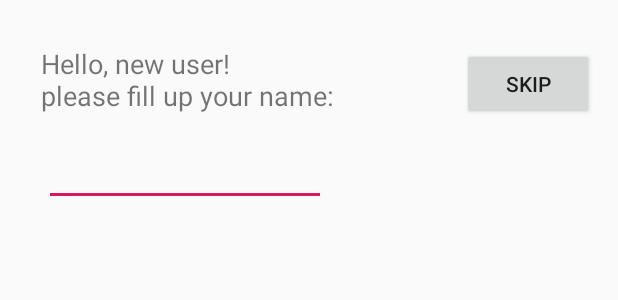
After one commit to noamRoditi/Post-PC, an Android app: the layout activity_configure_name.xml on its own in the app's theme, with its tools: preview values and no code run, on a phone screen of 412 x 824 dp. The commit adds this screen. Shown: the top 300 px of the screen. Run offline under Robolectric (Android 15) with nearby library versions, the phone set to English and light mode, and no system bars.

Commit message:
added all changed files for ex5

```diff
--- a/app/build.gradle
+++ b/app/build.gradle
@@ -28,8 +28,8 @@ dependencies {
     androidTestImplementation 'com.android.support.test.espresso:espresso-core:3.0.2'
     implementation 'com.android.support:design:28.0.0'
     implementation 'com.android.support:recyclerview-v7:28.0.0'
-    annotationProcessor  "android.arch.persistence.room:compiler:1.1.1"
-    implementation  "android.arch.persistence.room:runtime:1.1.1"
+    annotationProcessor "android.arch.persistence.room:compiler:1.1.1"
+    implementation "android.arch.persistence.room:runtime:1.1.1"
     implementation 'com.google.firebase:firebase-firestore:18.2.0'
 }
 apply plugin: 'com.google.gms.google-services'
--- a/app/src/main/AndroidManifest.xml
+++ b/app/src/main/AndroidManifest.xml
@@ -1,6 +1,7 @@
 <?xml version="1.0" encoding="utf-8"?>
 <manifest xmlns:android="http://schemas.android.com/apk/res/android"
     package="com.example.ex1">
+
     <application
         android:allowBackup="true"
         android:icon="@mipmap/ic_launcher"
@@ -8,13 +9,15 @@
         android:roundIcon="@mipmap/ic_launcher_round"
         android:supportsRtl="true"
         android:theme="@style/AppTheme">
-        <activity android:name=".MainActivity">
+        <activity android:name=".MessageDetailsActivity"></activity>
+        <activity android:name=".ConfigureNameActivity">
             <intent-filter>
                 <action android:name="android.intent.action.MAIN" />
 
                 <category android:name="android.intent.category.LAUNCHER" />
             </intent-filter>
         </activity>
+        <activity android:name=".MainActivity" />
     </application>
 
 </manifest>
--- /dev/null
+++ b/app/src/main/res/layout/activity_configure_name.xml
@@ -0,0 +1,74 @@
+<?xml version="1.0" encoding="utf-8"?>
+<android.support.constraint.ConstraintLayout xmlns:android="http://schemas.android.com/apk/res/android"
+    xmlns:app="http://schemas.android.com/apk/res-auto"
+    xmlns:tools="http://schemas.android.com/tools"
+    android:id="@+id/constraint_layout"
+    android:layout_width="match_parent"
+    android:layout_height="match_parent"
+    tools:context=".ConfigureNameActivity">
+
+    <TextView
+        android:id="@+id/textView"
+        android:layout_width="wrap_content"
+        android:layout_height="wrap_content"
+        android:layout_marginStart="8dp"
+        android:layout_marginTop="8dp"
+        android:layout_marginEnd="8dp"
+        android:layout_marginBottom="8dp"
+        android:text="Hello, new user!\nplease fill up your name:"
+        android:textSize="18sp"
+        app:layout_constraintBottom_toBottomOf="parent"
+        app:layout_constraintEnd_toEndOf="parent"
+        app:layout_constraintHorizontal_bias="0.098"
+        app:layout_constraintStart_toStartOf="parent"
+        app:layout_constraintTop_toTopOf="parent"
+        app:layout_constraintVertical_bias="0.029" />
+
+    <EditText
+        android:id="@+id/editText"
+        android:layout_width="188dp"
+        android:layout_height="wrap_content"
+        android:layout_marginStart="8dp"
+        android:layout_marginTop="92dp"
+        android:layout_marginEnd="8dp"
+        android:layout_marginBottom="8dp"
+        app:layout_constraintBottom_toBottomOf="parent"
+        app:layout_constraintEnd_toEndOf="parent"
+        app:layout_constraintHorizontal_bias="0.104"
+        app:layout_constraintStart_toStartOf="parent"
+        app:layout_constraintTop_toTopOf="parent"
+        app:layout_constraintVertical_bias="0.0" />
+
+    <Button
+        android:id="@+id/name_button"
+        android:layout_width="135dp"
+        android:layout_height="60dp"
+        android:layout_marginStart="8dp"
+        android:layout_marginTop="8dp"
+        android:layout_marginEnd="8dp"
+        android:layout_marginBottom="8dp"
+        android:text="This is my name"
+        android:visibility="invisible"
+        app:layout_constraintBottom_toBottomOf="parent"
+        app:layout_constraintEnd_toEndOf="parent"
+        app:layout_constraintHorizontal_bias="0.809"
+        app:layout_constraintStart_toEndOf="@+id/editText"
+        app:layout_constraintTop_toTopOf="parent"
+        app:layout_constraintVertical_bias="0.125" />
+
+    <Button
+        android:id="@+id/skip_button"
+        android:layout_width="wrap_content"
+        android:layout_height="wrap_content"
+        android:layout_marginStart="8dp"
+        android:layout_marginTop="32dp"
+        android:layout_marginEnd="8dp"
+        android:text="Skip"
+        android:textStyle="normal"
+        android:visibility="visible"
+        app:layout_constraintEnd_toEndOf="parent"
+        app:layout_constraintHorizontal_bias="0.973"
+        app:layout_constraintStart_toStartOf="parent"
+        app:layout_constraintTop_toTopOf="parent" />
+
+</android.support.constraint.ConstraintLayout>
```
Also changed, not shown: app/src/main/java/com/example/ex1/ConfigureNameActivity.java (added, +102 -0 lines), app/src/main/java/com/example/ex1/CustomApplicationClass.java (+32 -23 lines), app/src/main/java/com/example/ex1/MainActivity.java (+9 -3 lines), app/src/main/java/com/example/ex1/MessageDetailsActivity.java (added, +46 -0 lines), app/src/main/java/com/example/ex1/MyAdapter.java (+14 -26 lines), app/src/main/res/layout/activity_main.xml (+20 -3 lines), app/src/main/res/layout/activity_message_details.xml (added, +37 -0 lines), 1 other file.
